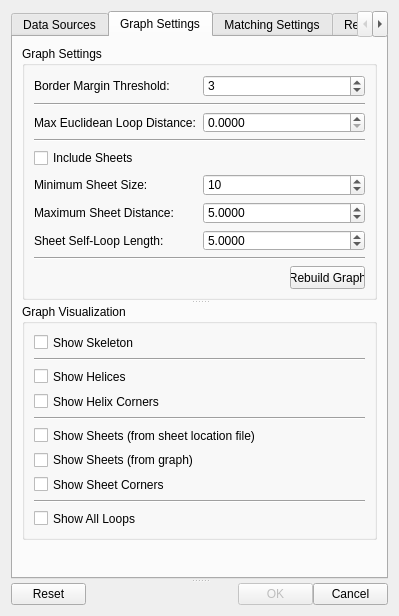
Above: Gorgon/src_ui/ui_dialog_sse_helix_correspondence_finder.ui from GorgonCryoEM/Gorgon before the change. Below: the same form after it.
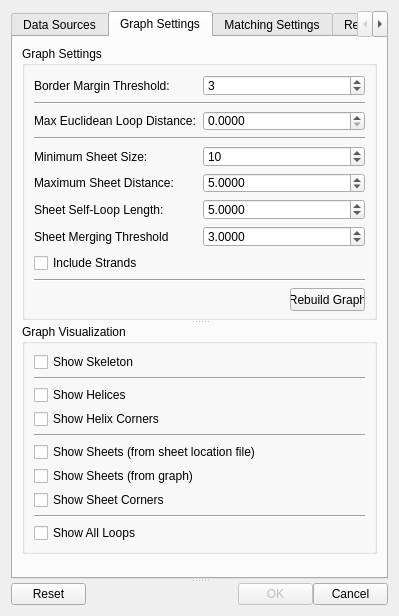
That is the form after the change. The open tabs and pages were chosen to show the change.

Commit message: Expose sheet merging parameter and change method of excluding sheets from search (now just constrain to be missing)

```diff
--- a/Gorgon/src_ui/ui_dialog_sse_helix_correspondence_finder.ui
+++ b/Gorgon/src_ui/ui_dialog_sse_helix_correspondence_finder.ui
@@ -65,7 +65,7 @@
        <enum>QTabWidget::Rounded</enum>
       </property>
       <property name="currentIndex" >
-       <number>1</number>
+       <number>2</number>
       </property>
       <widget class="QWidget" name="tabDataSources" >
        <attribute name="title" >
@@ -317,6 +317,13 @@
                 </property>
                </widget>
               </item>
+              <item row="1" column="0" colspan="2" >
+               <widget class="Line" name="line_5" >
+                <property name="orientation" >
+                 <enum>Qt::Horizontal</enum>
+                </property>
+               </widget>
+              </item>
               <item row="2" column="0" >
                <widget class="QLabel" name="label_6" >
                 <property name="toolTip" >
@@ -346,62 +353,14 @@
                 </property>
                </widget>
               </item>
-              <item row="5" column="0" colspan="2" >
-               <widget class="QCheckBox" name="checkBoxIncludeSheets" >
-                <property name="sizePolicy" >
-                 <sizepolicy vsizetype="Fixed" hsizetype="MinimumExpanding" >
-                  <horstretch>0</horstretch>
-                  <verstretch>0</verstretch>
-                 </sizepolicy>
-                </property>
-                <property name="minimumSize" >
-                 <size>
-                  <width>211</width>
-                  <height>0</height>
-                 </size>
-                </property>
-                <property name="text" >
-                 <string>Include Sheets</string>
-                </property>
-                <property name="tristate" >
-                 <bool>false</bool>
-                </property>
-               </widget>
-              </item>
-              <item row="6" column="0" >
-               <widget class="QSplitter" name="splitter_3" >
+              <item row="4" column="0" colspan="2" >
+               <widget class="Line" name="line_4" >
                 <property name="orientation" >
                  <enum>Qt::Horizontal</enum>
                 </property>
-                <widget class="QLabel" name="label_15" >
-                 <property name="sizePolicy" >
-                  <sizepolicy vsizetype="Preferred" hsizetype="MinimumExpanding" >
-                   <horstretch>0</horstretch>
-                   <verstretch>0</verstretch>
-                  </sizepolicy>
-                 </property>
-                 <property name="minimumSize" >
-                  <size>
-                   <width>120</width>
-                   <height>0</height>
-                  </size>
-                 </property>
-                 <property name="toolTip" >
-                  <string>The maximum euclidean distance between possibly connected helices even if they are not connected in the skeleton</string>
-                 </property>
-                 <property name="statusTip" >
-                  <string>The maximum euclidean distance between possibly connected helices even if they are not connected in the skeleton</string>
-                 </property>
-                 <property name="whatsThis" >
-                  <string>The maximum euclidean distance between possibly connected helices even if they are not connected in the skeleton</string>
-                 </property>
-                 <property name="text" >
-                  <string>Minimum Sheet Size:</string>
-                 </property>
-                </widget>
                </widget>
               </item>
-              <item row="6" column="1" >
+              <item row="5" column="1" >
                <widget class="QSpinBox" name="spinBoxMinSheetSize" >
                 <property name="sizePolicy" >
                  <sizepolicy vsizetype="Fixed" hsizetype="MinimumExpanding" >
@@ -426,7 +385,7 @@
                 </property>
                </widget>
               </item>
-              <item row="7" column="0" >
+              <item row="6" column="0" >
                <widget class="QSplitter" name="splitter_5" >
                 <property name="orientation" >
                  <enum>Qt::Horizontal</enum>
@@ -459,7 +418,7 @@
                 </widget>
                </widget>
               </item>
-              <item row="7" column="1" >
+              <item row="6" column="1" >
                <widget class="QDoubleSpinBox" name="doubleSpinBoxMaxSheetDistance" >
                 <property name="sizePolicy" >
                  <sizepolicy vsizetype="Fixed" hsizetype="MinimumExpanding" >
@@ -490,7 +449,7 @@
                 </property>
                </widget>
               </item>
-              <item row="8" column="0" >
+              <item row="7" column="0" >
                <widget class="QSplitter" name="splitter_8" >
                 <property name="orientation" >
                  <enum>Qt::Horizontal</enum>
@@ -514,7 +473,7 @@
                 </widget>
                </widget>
               </item>
-              <item row="8" column="1" >
+              <item row="7" column="1" >
                <widget class="QDoubleSpinBox" name="doubleSpinBoxSheetSelfLoopLength" >
                 <property name="sizePolicy" >
                  <sizepolicy vsizetype="Fixed" hsizetype="Preferred" >
@@ -537,6 +496,13 @@
                </widget>
               </item>
               <item row="10" column="0" colspan="2" >
+               <widget class="Line" name="line_6" >
+                <property name="orientation" >
+                 <enum>Qt::Horizontal</enum>
+                </property>
+               </widget>
+              </item>
+              <item row="11" column="0" colspan="2" >
                <layout class="QHBoxLayout" name="horizontalLayout" >
                 <item>
                  <spacer name="horizontalSpacer" >
@@ -584,24 +550,63 @@
                 </item>
                </layout>
               </item>
-              <item row="1" column="0" colspan="2" >
-               <widget class="Line" name="line_5" >
-                <property name="orientation" >
-                 <enum>Qt::Horizontal</enum>
+              <item row="8" column="0" >
+               <widget class="QLabel" name="label_17" >
+                <property name="text" >
+                 <string>Sheet Merging Threshold</string>
                 </property>
                </widget>
               </item>
-              <item row="4" column="0" colspan="2" >
-               <widget class="Line" name="line_4" >
+              <item row="8" column="1" >
+               <widget class="QDoubleSpinBox" name="doubleSpinBoxSheetMergeThreshold" >
+                <property name="decimals" >
+                 <number>4</number>
+                </property>
+                <property name="maximum" >
+                 <double>10000.000000000000000</double>
+                </property>
+                <property name="value" >
+                 <double>3.000000000000000</double>
+                </property>
+               </widget>
+              </item>
+              <item row="5" column="0" >
+               <widget class="QSplitter" name="splitter_3" >
                 <property name="orientation" >
                  <enum>Qt::Horizontal</enum>
                 </property>
+                <widget class="QLabel" name="label_15" >
+                 <property name="sizePolicy" >
+                  <sizepolicy vsizetype="Preferred" hsizetype="MinimumExpanding" >
+                   <horstretch>0</horstretch>
+                   <verstretch>0</verstretch>
+                  </sizepolicy>
+                 </property>
+                 <property name="minimumSize" >
+                  <size>
+                   <width>120</width>
+                   <height>0</height>
+                  </size>
+                 </property>
+                 <property name="toolTip" >
+                  <string>The maximum euclidean distance between possibly connected helices even if they are not connected in the skeleton</string>
+                 </property>
+                 <property name="statusTip" >
+                  <string>The maximum euclidean distance between possibly connected helices even if they are not connected in the skeleton</string>
+                 </property>
+                 <property name="whatsThis" >
+                  <string>The maximum euclidean distance between possibly connected helices even if they are not connected in the skeleton</string>
+                 </property>
+                 <property name="text" >
+                  <string>Minimum Sheet Size:</string>
+                 </property>
+                </widget>
                </widget>
               </item>
               <item row="9" column="0" colspan="2" >
-               <widget class="Line" name="line_6" >
-                <property name="orientation" >
-                 <enum>Qt::Horizontal</enum>
+               <widget class="QCheckBox" name="checkBoxIncludeStrands" >
+                <property name="text" >
+                 <string>Include Strands</string>
                 </property>
                </widget>
               </item>
@@ -1119,14 +1124,14 @@
           <layout class="QGridLayout" name="gridLayout_14" >
            <item row="0" column="0" >
             <layout class="QGridLayout" name="gridLayout_10" >
-             <item row="0" column="0" >
+             <item row="1" column="0" >
               <widget class="QLabel" name="label_18" >
                <property name="text" >
                 <string>Sheet Importance:</string>
                </property>
               </widget>
              </item>
-             <item row="0" column="1" >
+             <item row="1" column="1" >
               <widget class="QDoubleSpinBox" name="doubleSpinBoxSheetImportance" >
                <property name="sizePolicy" >
                 <sizepolicy vsizetype="Fixed" hsizetype="Preferred" >
@@ -1151,28 +1156,28 @@
                </property>
               </widget>
              </item>
-             <item row="1" column="0" >
+             <item row="2" column="0" >
               <widget class="QCheckBox" name="checkBoxMissingSheets" >
                <property name="text" >
                 <string>Number of Missing Sheets:</string>
                </property>
               </widget>
              </item>
-             <item row="1" column="1" >
+             <item row="2" column="1" >
               <widget class="QSpinBox" name="spinBoxMissingSheetCount" >
                <property name="enabled" >
                 <bool>false</bool>
                </property>
               </widget>
              </item>
-             <item row="2" column="0" >
+             <item row="3" column="0" >
               <widget class="QLabel" name="label_19" >
                <property name="text" >
                 <string>Missing Sheet Penalty, Fixed:</string>
                </property>
               </widget>
              </item>
-             <item row="2" column="1" >
+             <item row="3" column="1" >
               <widget class="QDoubleSpinBox" name="doubleSpinBoxSheetMissingPenalty" >
                <property name="sizePolicy" >
                 <sizepolicy vsizetype="Fixed" hsizetype="Preferred" >
@@ -1191,14 +1196,14 @@
                </property>
               </widget>
              </item>
-             <item row="3" column="0" >
+             <item row="4" column="0" >
               <widget class="QLabel" name="label_23" >
                <property name="text" >
                 <string>Missing Sheet Penalty, Scaled:</string>
                </property>
               </widget>
              </item>
-             <item row="3" column="1" >
+             <item row="4" column="1" >
               <widget class="QDoubleSpinBox" name="doubleSpinBoxSheetMissingPenaltyScaled" >
                <property name="sizePolicy" >
                 <sizepolicy vsizetype="Fixed" hsizetype="Preferred" >
@@ -1220,6 +1225,13 @@
                </property>
               </widget>
              </item>
+             <item row="0" column="0" >
+              <widget class="QCheckBox" name="checkBoxIncludeSheets" >
+               <property name="text" >
+                <string>Include Sheets</string>
+               </property>
+              </widget>
+             </item>
             </layout>
            </item>
           </layout>
```
